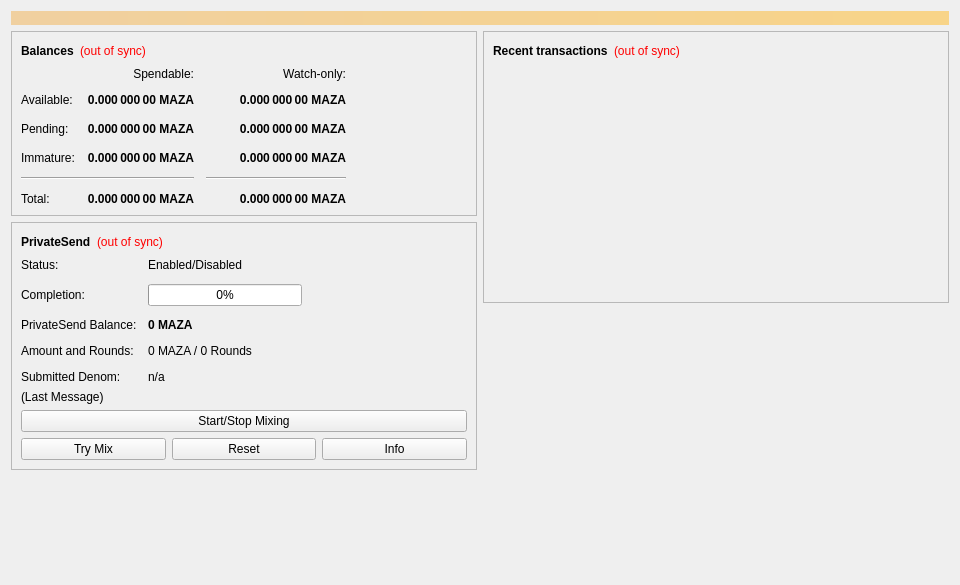
This is src/qt/forms/overviewpage.ui in mazanetwork/maza as Qt 5 draws it before an edit. The edited form follows.
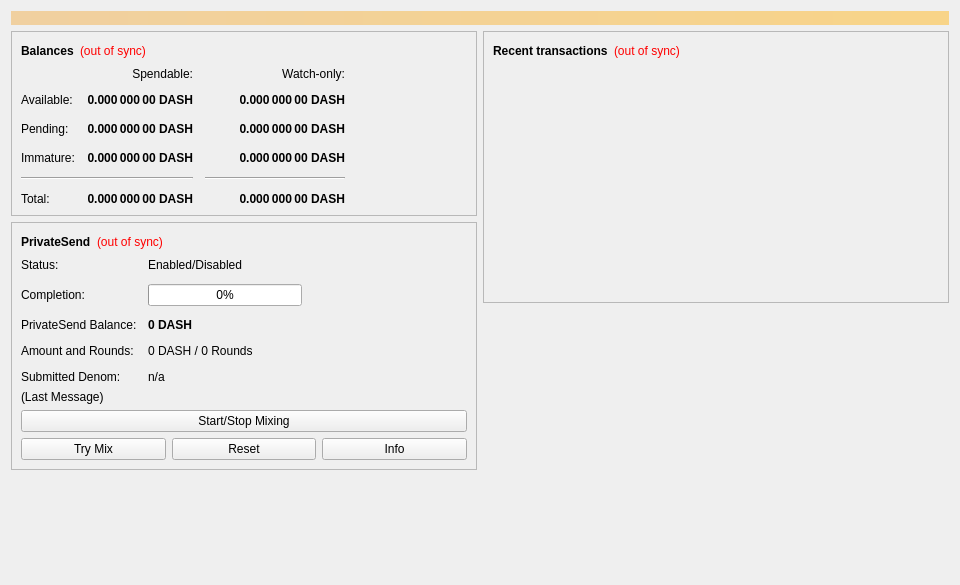
This is the edited form.

The edit to the form file:
```diff
--- a/src/qt/forms/overviewpage.ui
+++ b/src/qt/forms/overviewpage.ui
@@ -118,7 +118,7 @@
                <string>Unconfirmed transactions to watch-only addresses</string>
               </property>
               <property name="text">
-               <string notr="true">0.000 000 00 MAZA</string>
+               <string notr="true">0.000 000 00 DASH</string>
               </property>
               <property name="alignment">
                <set>Qt::AlignRight|Qt::AlignTrailing|Qt::AlignVCenter</set>
@@ -143,7 +143,7 @@
                <string>Total of transactions that have yet to be confirmed, and do not yet count toward the spendable balance</string>
               </property>
               <property name="text">
-               <string notr="true">0.000 000 00 MAZA</string>
+               <string notr="true">0.000 000 00 DASH</string>
               </property>
               <property name="alignment">
                <set>Qt::AlignRight|Qt::AlignTrailing|Qt::AlignVCenter</set>
@@ -168,7 +168,7 @@
                <string>Mined balance in watch-only addresses that has not yet matured</string>
               </property>
               <property name="text">
-               <string notr="true">0.000 000 00 MAZA</string>
+               <string notr="true">0.000 000 00 DASH</string>
               </property>
               <property name="alignment">
                <set>Qt::AlignRight|Qt::AlignTrailing|Qt::AlignVCenter</set>
@@ -226,7 +226,7 @@
                <string>Mined balance that has not yet matured</string>
               </property>
               <property name="text">
-               <string notr="true">0.000 000 00 MAZA</string>
+               <string notr="true">0.000 000 00 DASH</string>
               </property>
               <property name="alignment">
                <set>Qt::AlignRight|Qt::AlignTrailing|Qt::AlignVCenter</set>
@@ -271,7 +271,7 @@
                <string>Your current total balance</string>
               </property>
               <property name="text">
-               <string notr="true">0.000 000 00 MAZA</string>
+               <string notr="true">0.000 000 00 DASH</string>
               </property>
               <property name="alignment">
                <set>Qt::AlignRight|Qt::AlignTrailing|Qt::AlignVCenter</set>
@@ -296,7 +296,7 @@
                <string>Current total balance in watch-only addresses</string>
               </property>
               <property name="text">
-               <string notr="true">0.000 000 00 MAZA</string>
+               <string notr="true">0.000 000 00 DASH</string>
               </property>
               <property name="alignment">
                <set>Qt::AlignRight|Qt::AlignTrailing|Qt::AlignVCenter</set>
@@ -338,7 +338,7 @@
                <string>Your current spendable balance</string>
               </property>
               <property name="text">
-               <string notr="true">0.000 000 00 MAZA</string>
+               <string notr="true">0.000 000 00 DASH</string>
               </property>
               <property name="alignment">
                <set>Qt::AlignRight|Qt::AlignTrailing|Qt::AlignVCenter</set>
@@ -363,7 +363,7 @@
                <string>Your current balance in watch-only addresses</string>
               </property>
               <property name="text">
-               <string notr="true">0.000 000 00 MAZA</string>
+               <string notr="true">0.000 000 00 DASH</string>
               </property>
               <property name="alignment">
                <set>Qt::AlignRight|Qt::AlignTrailing|Qt::AlignVCenter</set>
@@ -514,7 +514,7 @@
                </font>
               </property>
               <property name="text">
-               <string notr="true">0 MAZA</string>
+               <string notr="true">0 DASH</string>
               </property>
              </widget>
             </item>
@@ -528,7 +528,7 @@
             <item row="3" column="1">
              <widget class="QLabel" name="labelAmountRounds">
               <property name="text">
-               <string>0 MAZA / 0 Rounds</string>
+               <string>0 DASH / 0 Rounds</string>
               </property>
              </widget>
             </item>
```
Left out of the diff: 6 changed lines with no effect on the pictures.
